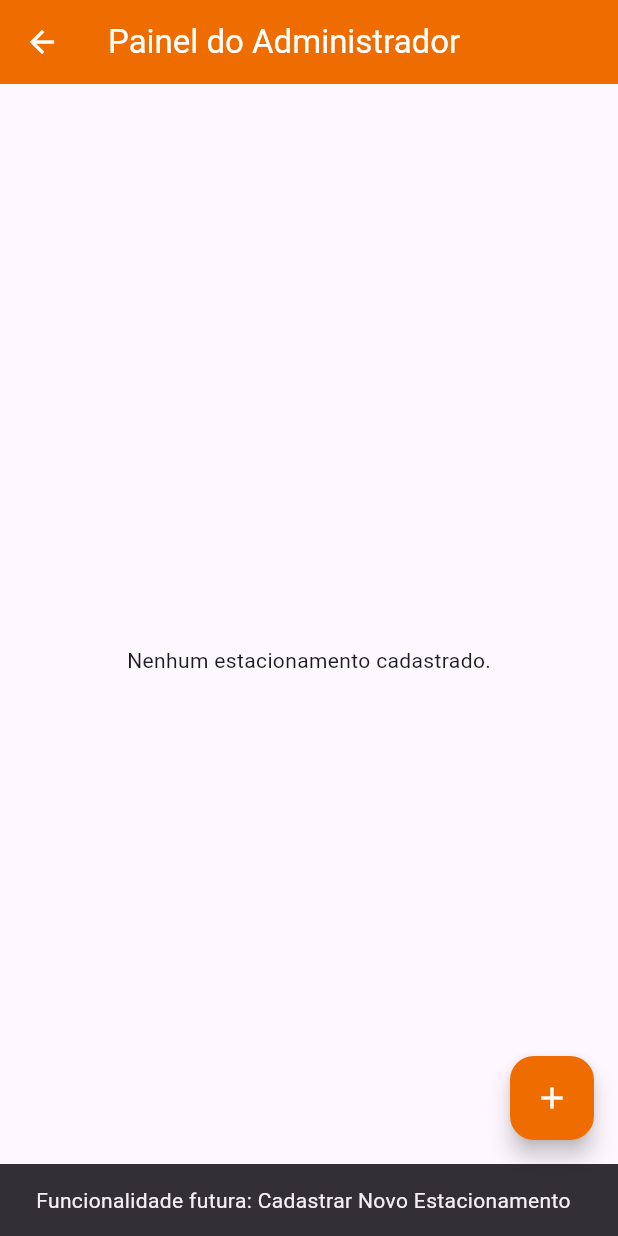
After one commit to vicentegabriells/gestao_estacionamentos, a Flutter app: the AdminDashboardScreen screen opened directly, after a tap on the "add" icon, on a phone screen of 412 x 824 dp. The commit adds this screen. Run offline on Flutter 3.47's test engine with Material 3 defaults, Android fonts, the phone set to English and light mode, and no system bars; our stand-ins replace cloud_firestore, firebase_auth, firebase_core, google_maps_flutter; accounts and stored records are empty.

Commit message:
começo da administração

```diff
--- /dev/null
+++ b/lib/admin_dashboard_screen.dart
@@ -0,0 +1,74 @@
+import 'package:flutter/material.dart';
+import 'package:cloud_firestore/cloud_firestore.dart';
+
+class AdminDashboardScreen extends StatelessWidget {
+  const AdminDashboardScreen({super.key});
+
+  @override
+  Widget build(BuildContext context) {
+    return Scaffold(
+      appBar: AppBar(
+        title: const Text('Painel do Administrador'),
+        backgroundColor: Colors.orange[800], // Cor diferente para diferenciar do app de motorista
+        foregroundColor: Colors.white,
+      ),
+      body: StreamBuilder<QuerySnapshot>(
+        // Em um app real, filtraríamos por adminId: .where('adminId', isEqualTo: user.uid)
+        // Para o trabalho acadêmico, vamos listar todos para facilitar o teste
+        stream: FirebaseFirestore.instance.collection('estacionamentos').snapshots(),
+        builder: (context, snapshot) {
+          if (snapshot.hasError) return const Center(child: Text('Erro ao carregar dados.'));
+          if (snapshot.connectionState == ConnectionState.waiting) {
+            return const Center(child: CircularProgressIndicator());
+          }
+          if (!snapshot.hasData || snapshot.data!.docs.isEmpty) {
+            return const Center(child: Text('Nenhum estacionamento cadastrado.'));
+          }
+
+          var listaEstacionamentos = snapshot.data!.docs;
+
+          return ListView.builder(
+            padding: const EdgeInsets.all(16),
+            itemCount: listaEstacionamentos.length,
+            itemBuilder: (context, index) {
+              var doc = listaEstacionamentos[index];
+              var dados = doc.data() as Map<String, dynamic>;
+
+              return Card(
+                elevation: 4,
+                margin: const EdgeInsets.only(bottom: 16),
+                child: ListTile(
+                  leading: CircleAvatar(
+                    backgroundColor: Colors.orange[100],
+                    child: const Icon(Icons.business, color: Colors.orange),
+                  ),
+                  title: Text(
+                    dados['nome'] ?? 'Sem Nome',
+                    style: const TextStyle(fontWeight: FontWeight.bold),
+                  ),
+                  subtitle: Text(dados['endereco'] ?? 'Sem Endereço'),
+                  trailing: const Icon(Icons.arrow_forward_ios, size: 16),
+                  onTap: () {
+                    // AQUI: Futuramente vamos para a tela de "Gerenciar Vagas"
+                    ScaffoldMessenger.of(context).showSnackBar(
+                      SnackBar(content: Text("Gerenciar: ${dados['nome']}")),
+                    );
+                  },
+                ),
+              );
+            },
+          );
+        },
+      ),
+      floatingActionButton: FloatingActionButton(
+        backgroundColor: Colors.orange[800],
+        child: const Icon(Icons.add, color: Colors.white),
+        onPressed: () {
+          ScaffoldMessenger.of(context).showSnackBar(
+            const SnackBar(content: Text("Funcionalidade futura: Cadastrar Novo Estacionamento")),
+          );
+        },
+      ),
+    );
+  }
+}
--- a/lib/parking_details_screen.dart
+++ b/lib/parking_details_screen.dart
@@ -122,10 +122,10 @@ class ParkingDetailsScreen extends StatelessWidget {
         context: context,
         builder: (context) => AlertDialog(
           title: Text("Reservar $nomeVaga?"),
-          content: Text("Agendamento para:\n$dataTexto\n$horaTexto"),
+          content: Text("Agendamento para:\n📅 Dia: $dataTexto\n⏰ Horário: $horaTexto"),
           actions: [
-            TextButton(onPressed: () => Navigator.pop(context, false), child: const Text("Cancelar")),
-            ElevatedButton(onPressed: () => Navigator.pop(context, true), child: const Text("Confirmar")),
+            TextButton(onPressed: () => Navigator.pop(context, false), child: const Text("Cancelar ❌")),
+            ElevatedButton(onPressed: () => Navigator.pop(context, true), child: const Text("Confirmar ✅")),
           ],
         ),
       );
```
Also changed, not shown: lib/checkout_screen.dart (added, +193 -0 lines), lib/home_screen.dart (+22 -0 lines), lib/my_reservations_screen.dart (+18 -2 lines).
